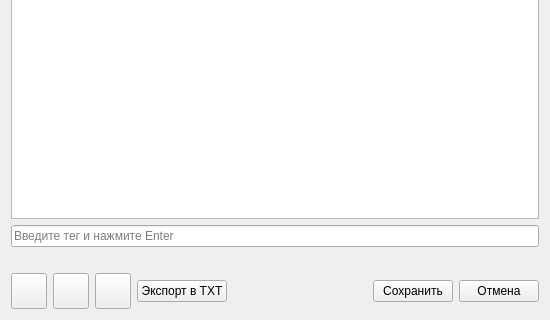
Before: the Qt Designer form ui/note_window.ui in thekeny/Sayte, drawn with Qt 5; both pictures show x 0 to 550 and y 180 to 500 of the 550 by 500 pixel window.
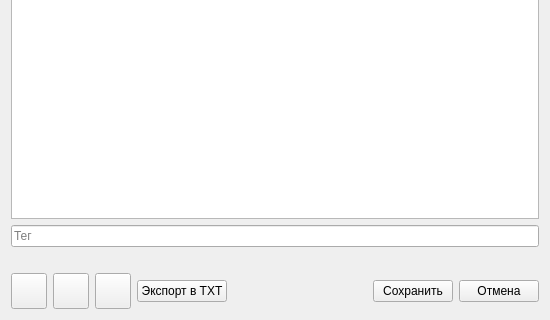
After: the same form once the commit is applied.

```diff
--- a/ui/note_window.ui
+++ b/ui/note_window.ui
@@ -34,7 +34,7 @@
    <item>
     <widget class="QLineEdit" name="tagInput">
      <property name="placeholderText">
-      <string>Введите тег и нажмите Enter</string>
+      <string>Тег</string>
      </property>
     </widget>
    </item>
```
